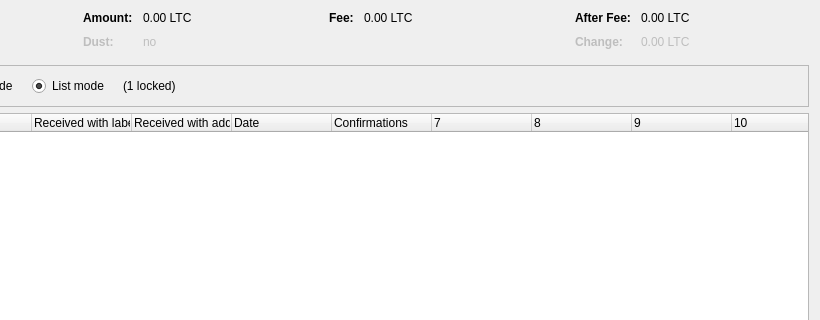
Qt form src/qt/forms/coincontroldialog.ui (c-iordache/litecoin-clone) before a commit; both pictures show x 180 to 1000 and y 0 to 320 of the 1000 by 500 pixel window.
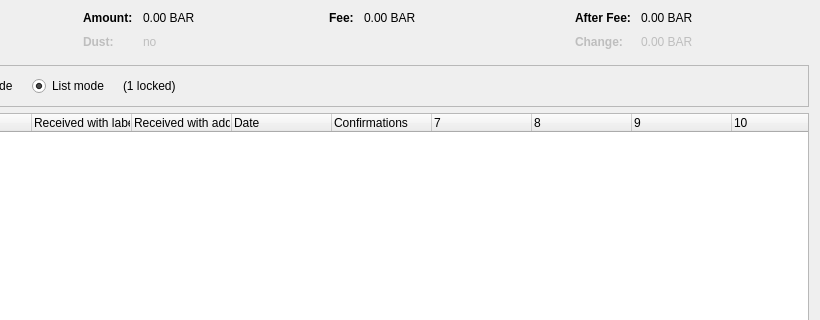
The same form after that commit. Custom widgets are drawn as their Qt base class.

Patch:
```diff
--- a/src/qt/forms/coincontroldialog.ui
+++ b/src/qt/forms/coincontroldialog.ui
@@ -132,7 +132,7 @@
           <enum>Qt::ActionsContextMenu</enum>
          </property>
          <property name="text">
-          <string notr="true">0.00 LTC</string>
+          <string notr="true">0.00 BAR</string>
          </property>
          <property name="textInteractionFlags">
           <set>Qt::LinksAccessibleByMouse|Qt::TextSelectableByKeyboard|Qt::TextSelectableByMouse</set>
@@ -212,7 +212,7 @@
           <enum>Qt::ActionsContextMenu</enum>
          </property>
          <property name="text">
-          <string notr="true">0.00 LTC</string>
+          <string notr="true">0.00 BAR</string>
          </property>
          <property name="textInteractionFlags">
           <set>Qt::LinksAccessibleByMouse|Qt::TextSelectableByKeyboard|Qt::TextSelectableByMouse</set>
@@ -257,7 +257,7 @@
           <enum>Qt::ActionsContextMenu</enum>
          </property>
          <property name="text">
-          <string notr="true">0.00 LTC</string>
+          <string notr="true">0.00 BAR</string>
          </property>
          <property name="textInteractionFlags">
           <set>Qt::LinksAccessibleByMouse|Qt::TextSelectableByKeyboard|Qt::TextSelectableByMouse</set>
@@ -292,7 +292,7 @@
           <enum>Qt::ActionsContextMenu</enum>
          </property>
          <property name="text">
-          <string notr="true">0.00 LTC</string>
+          <string notr="true">0.00 BAR</string>
          </property>
          <property name="textInteractionFlags">
           <set>Qt::LinksAccessibleByMouse|Qt::TextSelectableByKeyboard|Qt::TextSelectableByMouse</set>
```
